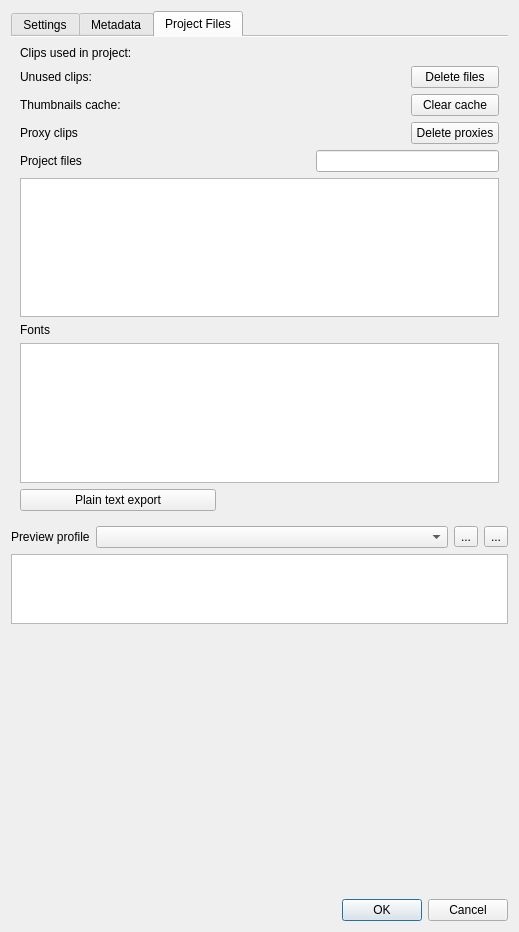
Old version of the form src/ui/projectsettings_ui.ui in the repository KDE/kdenlive.
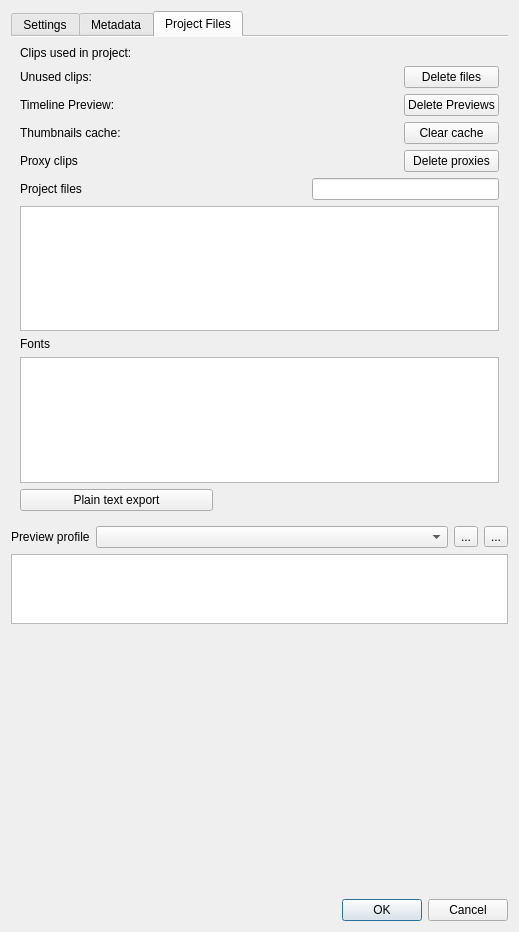
New version of the form. The open tabs and pages were chosen to show the change. Custom widgets are drawn as their Qt base class.

Commit message: Multi-level undo/redo for timeline previews (5 levels max), untested on large playlists Ref: T1949

Patch:
```diff
--- a/src/ui/projectsettings_ui.ui
+++ b/src/ui/projectsettings_ui.ui
@@ -407,6 +407,37 @@
        <string>Project Files</string>
       </attribute>
       <layout class="QGridLayout" name="gridLayout_4">
+       <item row="3" column="3">
+        <widget class="QLabel" name="thumbs_size">
+         <property name="text">
+          <string/>
+         </property>
+        </widget>
+       </item>
+       <item row="6" column="0" colspan="5">
+        <widget class="QTreeWidget" name="files_list">
+         <property name="alternatingRowColors">
+          <bool>true</bool>
+         </property>
+         <property name="rootIsDecorated">
+          <bool>false</bool>
+         </property>
+         <property name="itemsExpandable">
+          <bool>false</bool>
+         </property>
+         <property name="headerHidden">
+          <bool>true</bool>
+         </property>
+         <property name="expandsOnDoubleClick">
+          <bool>false</bool>
+         </property>
+         <column>
+          <property name="text">
+           <string notr="true">1</string>
+          </property>
+         </column>
+        </widget>
+       </item>
        <item row="0" column="0" colspan="2">
         <widget class="QLabel" name="label_12">
          <property name="text">
@@ -456,124 +487,121 @@
          </property>
         </widget>
        </item>
-       <item row="2" column="0">
+       <item row="3" column="0">
         <widget class="QLabel" name="label_11">
          <property name="text">
           <string>Thumbnails cache:</string>
          </property>
         </widget>
        </item>
-       <item row="2" column="2">
+       <item row="3" column="2">
         <widget class="QLabel" name="thumbs_count">
          <property name="text">
           <string/>
          </property>
         </widget>
        </item>
-       <item row="2" column="3">
-        <widget class="QLabel" name="thumbs_size">
-         <property name="text">
-          <string/>
-         </property>
-        </widget>
-       </item>
-       <item row="2" column="4">
+       <item row="3" column="4">
         <widget class="QPushButton" name="clear_cache">
          <property name="text">
           <string>Clear cache</string>
          </property>
         </widget>
        </item>
-       <item row="3" column="0">
+       <item row="4" column="0">
         <widget class="QLabel" name="label_14">
          <property name="text">
           <string>Proxy clips</string>
          </property>
         </widget>
        </item>
-       <item row="3" column="2">
+       <item row="4" column="2">
         <widget class="QLabel" name="proxy_count">
          <property name="text">
           <string/>
          </property>
         </widget>
        </item>
-       <item row="3" column="3">
+       <item row="4" column="3">
         <widget class="QLabel" name="proxy_size">
          <property name="text">
           <string/>
          </property>
         </widget>
        </item>
-       <item row="3" column="4">
+       <item row="5" column="3" colspan="2">
+        <widget class="KTreeWidgetSearchLine" name="list_search"/>
+       </item>
+       <item row="4" column="4">
         <widget class="QPushButton" name="delete_proxies">
          <property name="text">
           <string>Delete proxies</string>
          </property>
         </widget>
        </item>
-       <item row="4" column="0">
+       <item row="5" column="0">
         <widget class="QLabel" name="label_13">
          <property name="text">
           <string>Project files</string>
          </property>
         </widget>
        </item>
-       <item row="4" column="3" colspan="2">
-        <widget class="KTreeWidgetSearchLine" name="list_search"/>
-       </item>
-       <item row="5" column="0" colspan="5">
-        <widget class="QTreeWidget" name="files_list">
+       <item row="8" column="0" colspan="5">
+        <widget class="QListWidget" name="fonts_list">
          <property name="alternatingRowColors">
           <bool>true</bool>
          </property>
-         <property name="rootIsDecorated">
-          <bool>false</bool>
-         </property>
-         <property name="itemsExpandable">
-          <bool>false</bool>
-         </property>
-         <property name="headerHidden">
-          <bool>true</bool>
-         </property>
-         <property name="expandsOnDoubleClick">
-          <bool>false</bool>
-         </property>
-         <column>
-          <property name="text">
-           <string notr="true">1</string>
-          </property>
-         </column>
         </widget>
        </item>
-       <item row="6" column="0">
+       <item row="7" column="0">
         <widget class="QLabel" name="label_fonts">
          <property name="text">
           <string>Fonts</string>
          </property>
         </widget>
        </item>
-       <item row="7" column="0" colspan="5">
-        <widget class="QListWidget" name="fonts_list">
-         <property name="alternatingRowColors">
-          <bool>true</bool>
-         </property>
-        </widget>
-       </item>
-       <item row="8" column="0" colspan="2">
+       <item row="9" column="0" colspan="2">
         <widget class="QPushButton" name="button_export">
          <property name="text">
           <string>Plain text export</string>
          </property>
         </widget>
        </item>
-       <item row="4" column="2">
+       <item row="5" column="2">
         <widget class="QLabel" name="files_count">
          <property name="text">
           <string/>
          </property>
         </widget>
        </item>
+       <item row="2" column="0">
+        <widget class="QLabel" name="label_16">
+         <property name="text">
+          <string>Timeline Preview:</string>
+         </property>
+        </widget>
+       </item>
+       <item row="2" column="3">
+        <widget class="QLabel" name="preview_size">
+         <property name="text">
+          <string/>
+         </property>
+        </widget>
+       </item>
+       <item row="2" column="4">
+        <widget class="QPushButton" name="delete_preview">
+         <property name="text">
+          <string>Delete Previews</string>
+         </property>
+        </widget>
+       </item>
+       <item row="2" column="2">
+        <widget class="QLabel" name="preview_count">
+         <property name="text">
+          <string/>
+         </property>
+        </widget>
+       </item>
       </layout>
      </widget>
     </widget>
```
The commit also changes 8 other files.
